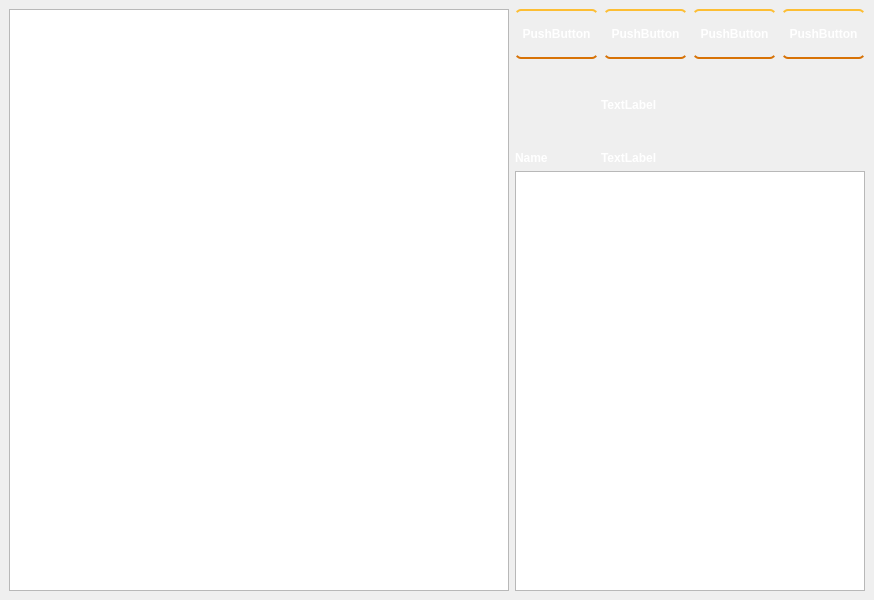
Qt form RGI/gamewindow.ui (Rasseki-Studios/rasseki.game) before a commit.
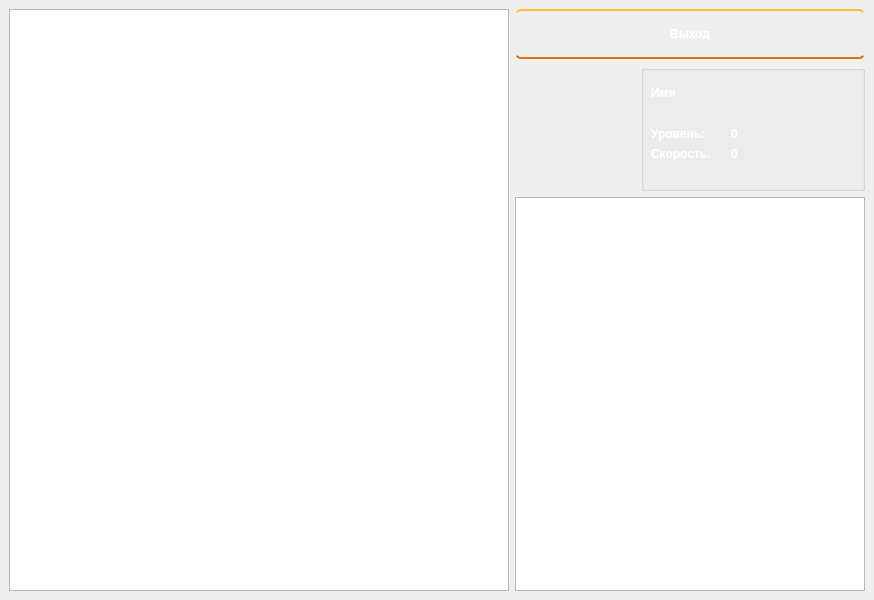
The same form after that commit. Icons and pictures are not drawn. Custom widgets are drawn as their Qt base class.

The edit to the form file:
```diff
--- a/RGI/gamewindow.ui
+++ b/RGI/gamewindow.ui
@@ -56,90 +56,6 @@
     </item>
     <item row="0" column="1">
      <layout class="QHBoxLayout" name="horizontalLayout">
-      <item>
-       <widget class="QPushButton" name="save">
-        <property name="sizePolicy">
-         <sizepolicy hsizetype="Preferred" vsizetype="Preferred">
-          <horstretch>0</horstretch>
-          <verstretch>0</verstretch>
-         </sizepolicy>
-        </property>
-        <property name="minimumSize">
-         <size>
-          <width>50</width>
-          <height>50</height>
-         </size>
-        </property>
-        <property name="maximumSize">
-         <size>
-          <width>105</width>
-          <height>16777215</height>
-         </size>
-        </property>
-        <property name="text">
-         <string>PushButton</string>
-        </property>
-        <property name="autoDefault">
-         <bool>true</bool>
-        </property>
-       </widget>
-      </item>
-      <item>
-       <widget class="QPushButton" name="load">
-        <property name="sizePolicy">
-         <sizepolicy hsizetype="Preferred" vsizetype="Preferred">
-          <horstretch>0</horstretch>
-          <verstretch>0</verstretch>
-         </sizepolicy>
-        </property>
-        <property name="minimumSize">
-         <size>
-          <width>50</width>
-          <height>50</height>
-         </size>
-        </property>
-        <property name="maximumSize">
-         <size>
-          <width>105</width>
-          <height>16777215</height>
-         </size>
-        </property>
-        <property name="text">
-         <string>PushButton</string>
-        </property>
-        <property name="autoDefault">
-         <bool>true</bool>
-        </property>
-       </widget>
-      </item>
-      <item>
-       <widget class="QPushButton" name="setting">
-        <property name="sizePolicy">
-         <sizepolicy hsizetype="Preferred" vsizetype="Preferred">
-          <horstretch>0</horstretch>
-          <verstretch>0</verstretch>
-         </sizepolicy>
-        </property>
-        <property name="minimumSize">
-         <size>
-          <width>50</width>
-          <height>50</height>
-         </size>
-        </property>
-        <property name="maximumSize">
-         <size>
-          <width>105</width>
-          <height>16777215</height>
-         </size>
-        </property>
-        <property name="text">
-         <string>PushButton</string>
-        </property>
-        <property name="autoDefault">
-         <bool>true</bool>
-        </property>
-       </widget>
-      </item>
       <item>
        <widget class="QPushButton" name="exit">
         <property name="sizePolicy">
@@ -156,12 +72,12 @@
         </property>
         <property name="maximumSize">
          <size>
-          <width>105</width>
+          <width>16777215</width>
           <height>16777215</height>
          </size>
         </property>
         <property name="text">
-         <string>PushButton</string>
+         <string>Выход</string>
         </property>
         <property name="autoDefault">
          <bool>true</bool>
@@ -176,14 +92,14 @@
        <widget class="QLabel" name="logoHero">
         <property name="minimumSize">
          <size>
-          <width>80</width>
-          <height>80</height>
+          <width>120</width>
+          <height>120</height>
          </size>
         </property>
         <property name="maximumSize">
          <size>
-          <width>80</width>
-          <height>80</height>
+          <width>120</width>
+          <height>120</height>
          </size>
         </property>
         <property name="text">
@@ -194,31 +110,85 @@
         </property>
        </widget>
       </item>
-      <item row="0" column="1">
-       <widget class="QLabel" name="label_3">
-        <property name="text">
-         <string>TextLabel</string>
+      <item row="0" column="1" rowspan="2">
+       <widget class="QGroupBox" name="groupBox">
+        <property name="title">
+         <string/>
         </property>
-       </widget>
-      </item>
-      <item row="1" column="1">
-       <widget class="QLabel" name="label_4">
-        <property name="text">
-         <string>TextLabel</string>
-        </property>
-       </widget>
-      </item>
-      <item row="1" column="0">
-       <widget class="QLabel" name="nameHero">
-        <property name="text">
-         <string>Name</string>
-        </property>
+        <widget class="QLabel" name="label">
+         <property name="geometry">
+          <rect>
+           <x>10</x>
+           <y>60</y>
+           <width>81</width>
+           <height>17</height>
+          </rect>
+         </property>
+         <property name="text">
+          <string>Уровень:</string>
+         </property>
+        </widget>
+        <widget class="QLabel" name="label_2">
+         <property name="geometry">
+          <rect>
+           <x>10</x>
+           <y>80</y>
+           <width>81</width>
+           <height>17</height>
+          </rect>
+         </property>
+         <property name="text">
+          <string>Скорость:</string>
+         </property>
+        </widget>
+        <widget class="QLabel" name="level">
+         <property name="geometry">
+          <rect>
+           <x>90</x>
+           <y>60</y>
+           <width>67</width>
+           <height>17</height>
+          </rect>
+         </property>
+         <property name="text">
+          <string>0</string>
+         </property>
+        </widget>
+        <widget class="QLabel" name="speed">
+         <property name="geometry">
+          <rect>
+           <x>90</x>
+           <y>80</y>
+           <width>67</width>
+           <height>17</height>
+          </rect>
+         </property>
+         <property name="text">
+          <string>0</string>
+         </property>
+        </widget>
+        <widget class="QLabel" name="nameHero">
+         <property name="geometry">
+          <rect>
+           <x>10</x>
+           <y>20</y>
+           <width>120</width>
+           <height>17</height>
+          </rect>
+         </property>
+         <property name="styleSheet">
+          <string notr="true">text-align: center</string>
+         </property>
+         <property name="text">
+          <string>&lt;html&gt;&lt;head/&gt;&lt;body&gt;&lt;p&gt;Имя&lt;/p&gt;&lt;/body&gt;&lt;/html&gt;</string>
+         </property>
+        </widget>
        </widget>
       </item>
      </layout>
     </item>
     <item row="2" column="1">
-     <widget class="QTextEdit" name="textEdit">
+     <widget class="Journal" name="book">
       <property name="sizePolicy">
        <sizepolicy hsizetype="Preferred" vsizetype="Expanding">
         <horstretch>0</horstretch>
@@ -237,6 +207,16 @@
         <height>16777215</height>
        </size>
       </property>
+      <property name="styleSheet">
+       <string notr="true">color: black</string>
+      </property>
+      <property name="html">
+       <string>&lt;!DOCTYPE HTML PUBLIC &quot;-//W3C//DTD HTML 4.0//EN&quot; &quot;http://www.w3.org/TR/REC-html40/strict.dtd&quot;&gt;
+&lt;html&gt;&lt;head&gt;&lt;meta name=&quot;qrichtext&quot; content=&quot;1&quot; /&gt;&lt;style type=&quot;text/css&quot;&gt;
+p, li { white-space: pre-wrap; }
+&lt;/style&gt;&lt;/head&gt;&lt;body style=&quot; font-family:'Ubuntu'; font-size:11pt; font-weight:600; font-style:normal;&quot;&gt;
+&lt;p style=&quot;-qt-paragraph-type:empty; margin-top:0px; margin-bottom:0px; margin-left:0px; margin-right:0px; -qt-block-indent:0; text-indent:0px;&quot;&gt;&lt;br /&gt;&lt;/p&gt;&lt;/body&gt;&lt;/html&gt;</string>
+      </property>
      </widget>
     </item>
    </layout>
@@ -248,6 +228,11 @@
    <extends>QGraphicsView</extends>
    <header>mapview.h</header>
   </customwidget>
+  <customwidget>
+   <class>Journal</class>
+   <extends>QTextEdit</extends>
+   <header location="global">journal.h</header>
+  </customwidget>
  </customwidgets>
  <resources>
   <include location="resource.qrc"/>
```
